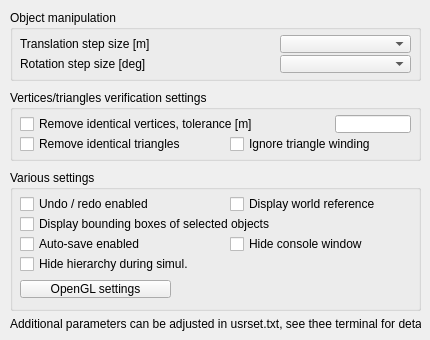
Qt form ui/qdlgsettings.ui (CoppeliaRobotics/coppeliaSimLib) before a commit.
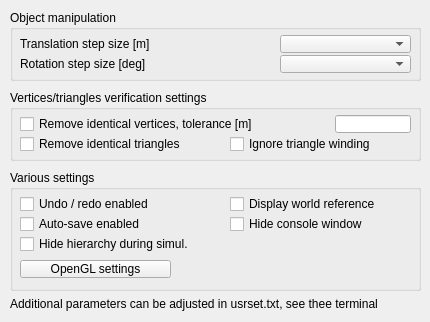
The same form after that commit.

Commit message: refact: better ref. frames/bounding boxes, sysCall_msg for specific syst. calls, better string rendering (con'ted)

```diff
--- a/ui/qdlgsettings.ui
+++ b/ui/qdlgsettings.ui
@@ -7,7 +7,7 @@
     <x>0</x>
     <y>0</y>
     <width>430</width>
-    <height>340</height>
+    <height>322</height>
    </rect>
   </property>
   <property name="windowTitle">
@@ -161,7 +161,7 @@
      <x>10</x>
      <y>170</y>
      <width>411</width>
-     <height>141</height>
+     <height>121</height>
     </rect>
    </property>
    <property name="title">
@@ -186,22 +186,6 @@
      <string>Display world reference</string>
     </property>
    </widget>
-   <widget class="QCheckBox" name="boundingBoxDisplay">
-    <property name="geometry">
-     <rect>
-      <x>10</x>
-      <y>45</y>
-      <width>391</width>
-      <height>18</height>
-     </rect>
-    </property>
-    <property name="focusPolicy">
-     <enum>Qt::StrongFocus</enum>
-    </property>
-    <property name="text">
-     <string>Display bounding boxes of selected objects</string>
-    </property>
-   </widget>
    <widget class="QCheckBox" name="undoRedo">
     <property name="geometry">
      <rect>
@@ -222,7 +206,7 @@
     <property name="geometry">
      <rect>
       <x>220</x>
-      <y>65</y>
+      <y>45</y>
       <width>191</width>
       <height>18</height>
      </rect>
@@ -238,7 +222,7 @@
     <property name="geometry">
      <rect>
       <x>10</x>
-      <y>65</y>
+      <y>45</y>
       <width>211</width>
       <height>18</height>
      </rect>
@@ -254,7 +238,7 @@
     <property name="geometry">
      <rect>
       <x>10</x>
-      <y>110</y>
+      <y>90</y>
       <width>151</width>
       <height>18</height>
      </rect>
@@ -270,7 +254,7 @@
     <property name="geometry">
      <rect>
       <x>10</x>
-      <y>85</y>
+      <y>65</y>
       <width>391</width>
       <height>18</height>
      </rect>
@@ -287,13 +271,13 @@
    <property name="geometry">
     <rect>
      <x>10</x>
-     <y>315</y>
+     <y>295</y>
      <width>411</width>
      <height>18</height>
     </rect>
    </property>
    <property name="text">
-    <string>Additional parameters can be adjusted in usrset.txt, see thee terminal for details</string>
+    <string>Additional parameters can be adjusted in usrset.txt, see thee terminal</string>
    </property>
   </widget>
  </widget>
```
Left out of the diff: 1 changed line with no effect on the pictures. The commit also changes 155 other files.
